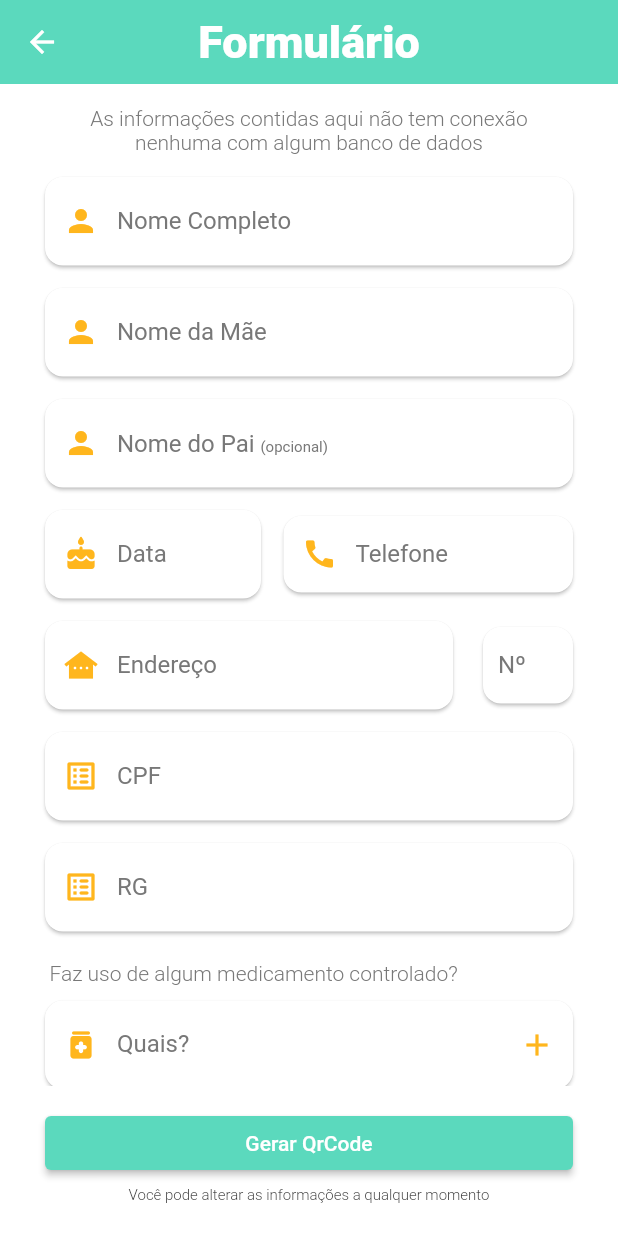
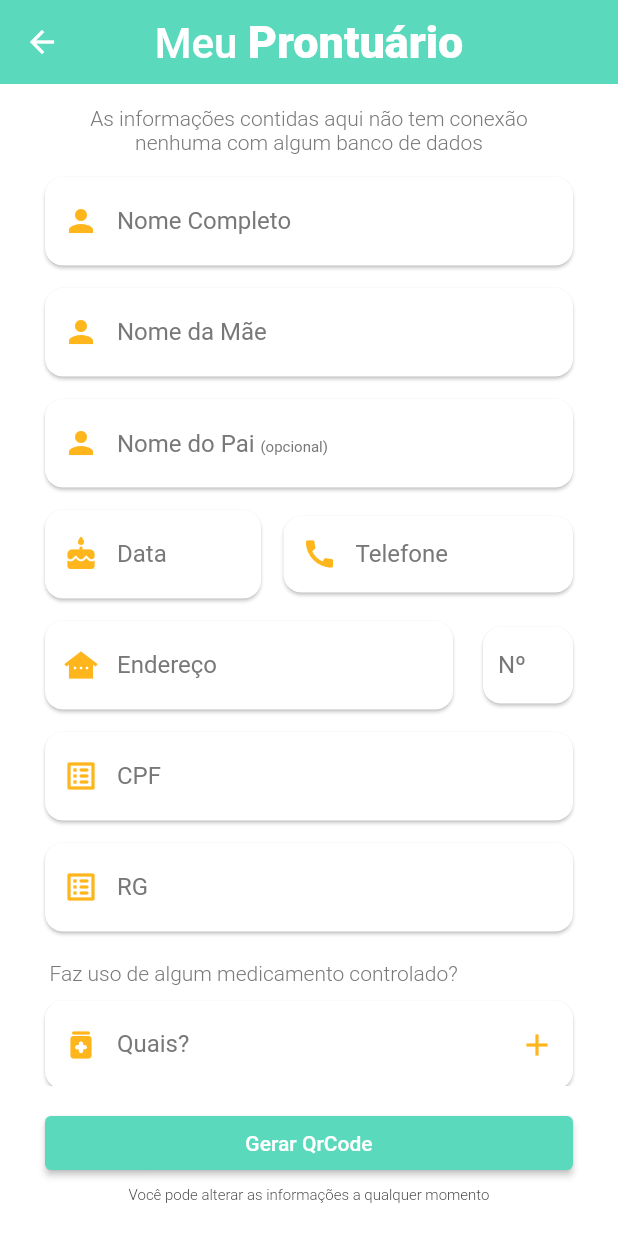
Before and after one commit to EduCsg/FastForm, a Flutter app: the HomePage screen opened directly, on a phone screen of 412 x 824 dp. Run offline on Flutter 3.47's test engine with Material 2 defaults, Android fonts, the phone set to English and light mode, and no system bars; our stand-ins replace animated_splash_screen, barcode_widget, flutter_svg, fluttertoast, shared_preferences, smooth_page_indicator; accounts and stored records are empty.

Commit message:
Altera o título Formulário para Meu Prontuário

```diff
--- a/lib/screens/home/components/app_bar.dart
+++ b/lib/screens/home/components/app_bar.dart
@@ -1,13 +1,24 @@
 import 'package:flutter/material.dart';
 
-PreferredSizeWidget buildAppBar({required String title}) {
+PreferredSizeWidget buildAppBar() {
   return AppBar(
-    title: Text(
-      title,
-      style: const TextStyle(
-        fontWeight: FontWeight.w900,
-        color: Colors.white,
-        fontSize: 30,
+    title: RichText(
+      text: const TextSpan(
+        text: 'Meu ',
+        style: TextStyle(
+          fontWeight: FontWeight.w500,
+          fontSize: 28,
+        ),
+        children: [
+          TextSpan(
+            text: 'Prontuário',
+            style: TextStyle(
+              fontWeight: FontWeight.w900,
+              color: Colors.white,
+              fontSize: 30,
+            ),
+          ),
+        ],
       ),
     ),
     centerTitle: true,
--- a/lib/screens/home/home_page.dart
+++ b/lib/screens/home/home_page.dart
@@ -18,9 +18,7 @@ class _HomePageState extends State<HomePage> {
     Size size = MediaQuery.of(context).size;
 
     return Scaffold(
-      appBar: buildAppBar(
-        title: 'Formulário',
-      ),
+      appBar: buildAppBar(),
       body: const BuildBody(),
       bottomNavigationBar: buildBottom(
         context,
```
